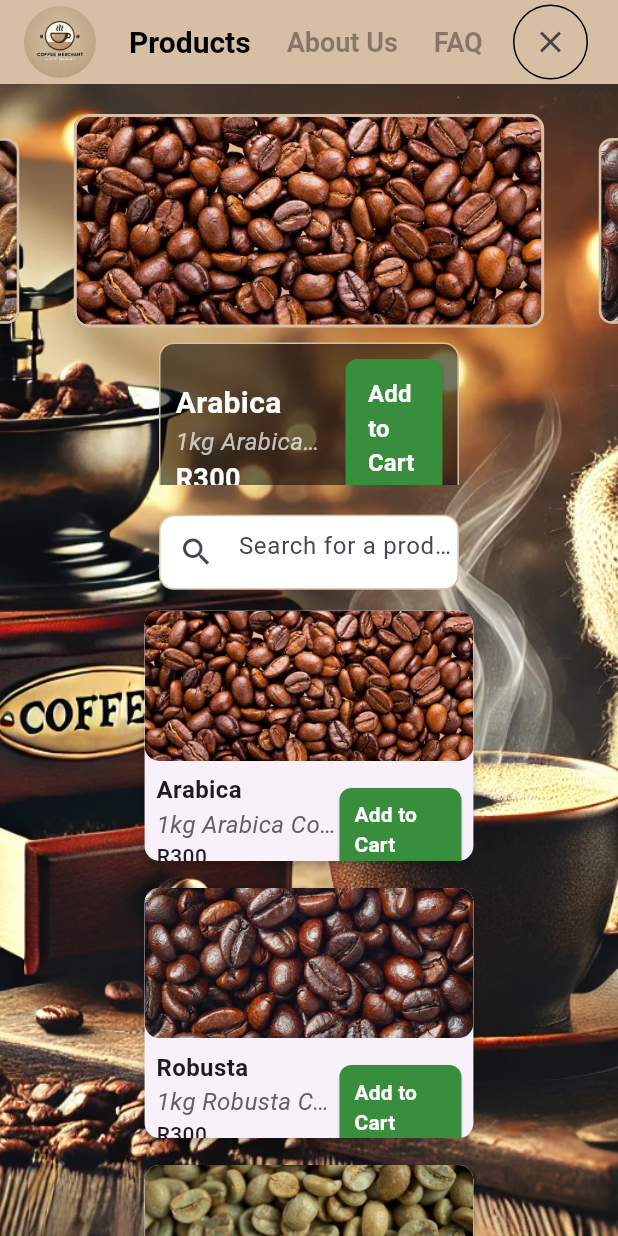
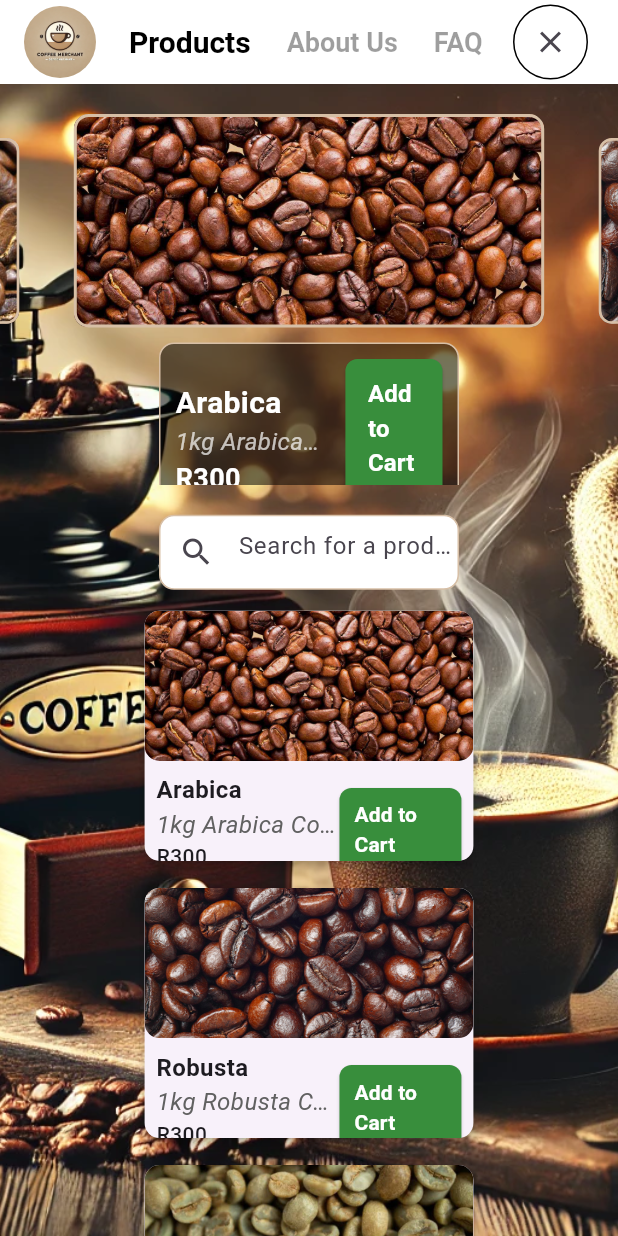
Before and after one commit to Bradley-Laubscher/marketplace, a Flutter app: the screen it shows after launch, after a tap on "Log In", on a phone screen of 412 x 824 dp. Run offline on Flutter 3.47's test engine with Material 2 defaults, Android fonts, the phone set to English and light mode, and no system bars; drawn by our look-alikes of carousel_slider; our stand-ins replace font_awesome_flutter.

Commit message:
Updated appBar colour

```diff
--- a/lib/Pages/home.dart
+++ b/lib/Pages/home.dart
@@ -36,7 +36,7 @@ class _HomePageState extends State<HomePage> {
               // **AppBar with Merchant Logo and Navigation Items**
               AppBar(
                 automaticallyImplyLeading: false,
-                backgroundColor: Color(widget.merchant["merchantPrimaryColour"]),
+                backgroundColor: Colors.white,
                 title: LayoutBuilder(
                   builder: (context, constraints) {
                     // Only show the merchant name if the screen is wide enough
```
